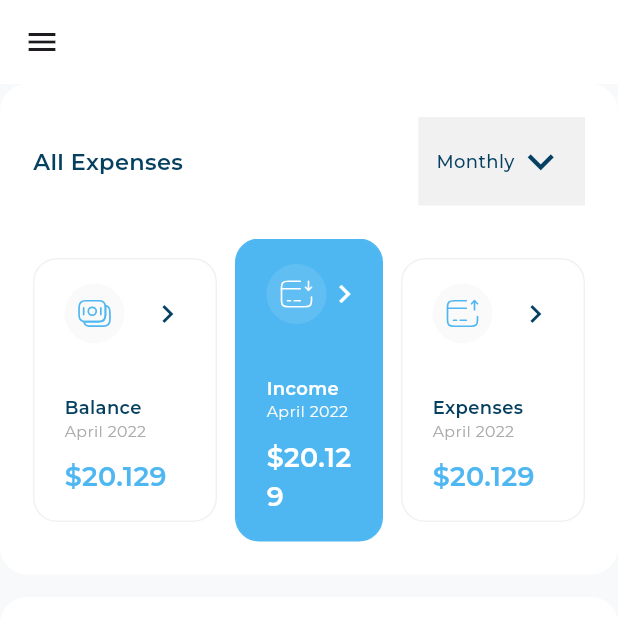
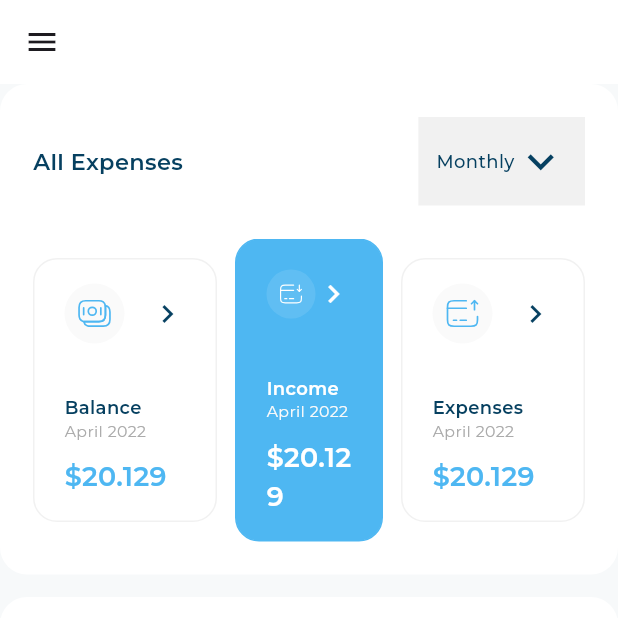
Before and after one commit to Mahmoud-Adel-Ali/responsive_dash_board, a Flutter app: the screen it shows after launch, after a tap on "Income", on a phone screen of 412 x 824 dp, the top half of it. Run offline on Flutter 3.47's test engine with Material 3 defaults, Android fonts, the phone set to English and light mode, and no system bars; our stand-ins replace device_preview, expandable_page_view, fl_chart, flutter_svg; project files that could hold a hidden picture were left out.

Commit message:
mobile layout part 1

```diff
--- a/lib/widgets/all_expenses_item_header.dart
+++ b/lib/widgets/all_expenses_item_header.dart
@@ -20,7 +20,10 @@ class AllExpensesItemHeader extends StatelessWidget {
     return Row(
       mainAxisAlignment: MainAxisAlignment.spaceBetween,
       children: [
-        CircleAvatar(
+        Flexible(
+          child: ConstrainedBox(
+            constraints: const BoxConstraints(maxWidth: 60),
+            child: CircleAvatar(
               backgroundColor: imageBackgroundColor ?? const Color(0xffFAFAFA),
               child: Padding(
                 padding: const EdgeInsets.all(8.0),
@@ -33,6 +36,8 @@ class AllExpensesItemHeader extends StatelessWidget {
                 ),
               ),
             ),
+          ),
+        ),
          Icon(
           Icons.keyboard_arrow_right_outlined,
           color:imageColor ?? const Color(0xff064061),
```
Lines whose indentation alone changed are shown as unchanged.
